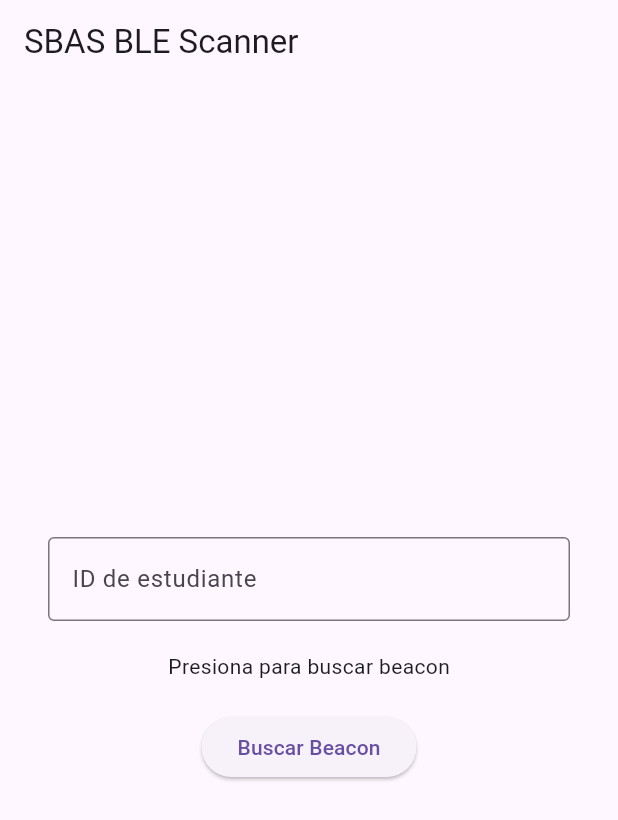
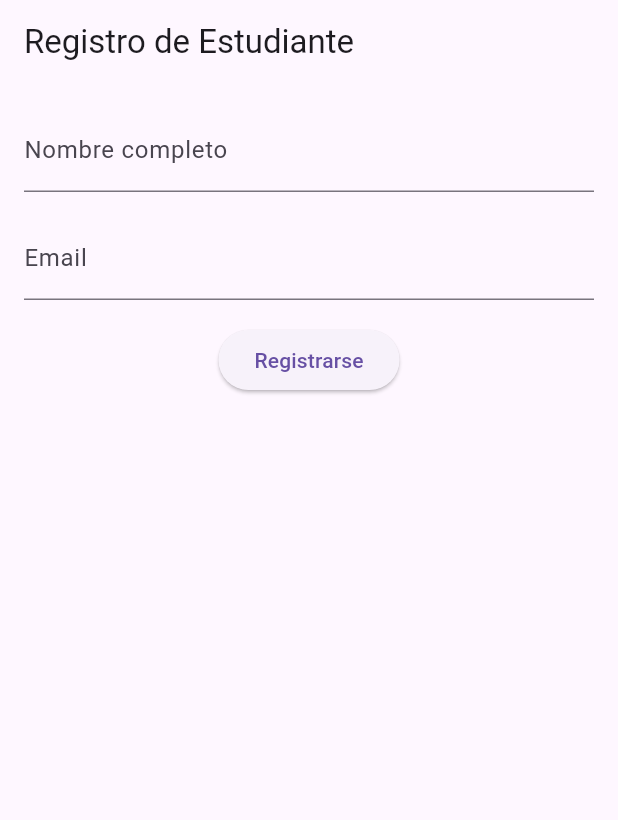
Before and after one commit to Hyos332/Smart-Beacon-Attendance-System-SBAS-, a Flutter app: the screen it shows after launch, on a phone screen of 412 x 824 dp. Shown: the top 820 px of the screen. Run offline on Flutter 3.47's test engine with Material 3 defaults, Android fonts, the phone set to English and light mode, and no system bars; our stand-ins replace shared_preferences.

Commit message:
feat: update student model to use Int for IDs, enhance registration with email validation, and create HomeScreen component

```diff
--- a/sbas/mobile_app/lib/main.dart
+++ b/sbas/mobile_app/lib/main.dart
@@ -1,66 +1,32 @@
-import 'dart:io' show Platform;
-import 'package:flutter/foundation.dart' show kIsWeb;
 import 'package:flutter/material.dart';
-import 'package:flutter_reactive_ble/flutter_reactive_ble.dart';
-import 'package:http/http.dart' as http;
-import 'dart:convert';
+import 'package:shared_preferences/shared_preferences.dart';
 import 'registro_estudiante.dart';
+import 'home.dart';
 
 void main() {
-  runApp(MaterialApp(
-    home: RegistroEstudiante(),
-    // Puedes agregar rutas aquí si tienes más pantallas
-  ));
+  runApp(MyApp());
 }
 
-class RegistroEstudiante extends StatelessWidget {
-  const RegistroEstudiante({super.key});
+class MyApp extends StatelessWidget {
+  const MyApp({super.key});
+
+  Future<bool> isRegistered() async {
+    final prefs = await SharedPreferences.getInstance();
+    return prefs.getString('studentId') != null;
+  }
 
   @override
   Widget build(BuildContext context) {
-    return Scaffold(
-      appBar: AppBar(title: const Text('SBAS BLE Scanner')),
-      body: Center(
-        child: Column(
-          mainAxisAlignment: MainAxisAlignment.center,
-          children: [
-            Padding(
-              padding: const EdgeInsets.symmetric(horizontal: 32.0),
-              child: TextField(
-                controller: TextEditingController(),
-                decoration: const InputDecoration(
-                  labelText: "ID de estudiante",
-                  border: OutlineInputBorder(),
-                ),
-              ),
-            ),
-            const SizedBox(height: 20),
-            Text("Presiona para buscar beacon"),
-            const SizedBox(height: 20),
-            ElevatedButton(
-              onPressed: () {
-                // Simulación para Windows/Web
-                if (kIsWeb || Platform.isWindows || Platform.isLinux || Platform.isMacOS) {
-                  Future.delayed(const Duration(seconds: 2), () {
-                    print("Simulación de beacon detectado");
-                  });
-                  return;
-                }
-
-                // BLE real para Android/iOS
-                flutterReactiveBle.scanForDevices(
-                  withServices: [Uuid.parse("12345678-1234-5678-1234-56789abcdef0")],
-                  scanMode: ScanMode.lowLatency,
-                ).listen((device) {
-                  print("Beacon detectado: ${device.name}");
-                }, onError: (err) {
-                  print("Error al escanear: ${err}");
-                });
-              },
-              child: const Text("Buscar Beacon"),
-            ),
-          ],
-        ),
+    return MaterialApp(
+      routes: {
+        '/home': (context) => HomeScreen(),
+      },
+      home: FutureBuilder<bool>(
+        future: isRegistered(),
+        builder: (context, snapshot) {
+          if (!snapshot.hasData) return Scaffold(body: Center(child: CircularProgressIndicator()));
+          return snapshot.data! ? HomeScreen() : RegistroEstudiante();
+        },
       ),
     );
   }
--- a/sbas/mobile_app/lib/registro_estudiante.dart
+++ b/sbas/mobile_app/lib/registro_estudiante.dart
@@ -11,25 +11,30 @@ class RegistroEstudiante extends StatefulWidget {
 
 class _RegistroEstudianteState extends State<RegistroEstudiante> {
   final TextEditingController _nameController = TextEditingController();
+  final TextEditingController _emailController = TextEditingController();
   String? _error;
 
   Future<void> _registrar() async {
     final name = _nameController.text.trim();
+    final email = _emailController.text.trim();
     if (name.length < 5) {
       setState(() => _error = "El nombre completo es requerido (mínimo 5 caracteres).");
+      return;
+    }
+    if (!email.contains("@")) {
+      setState(() => _error = "El email es requerido y debe ser válido.");
       return;
     }
     final response = await http.post(
       Uri.parse('http://localhost:3000/api/student/register'),
       headers: {'Content-Type': 'application/json'},
-      body: jsonEncode({'name': name}),
+      body: jsonEncode({'name': name, 'email': email}),
     );
     if (response.statusCode == 200) {
       final student = jsonDecode(response.body);
-      // Guarda el ID localmente
       final prefs = await SharedPreferences.getInstance();
       await prefs.setString('studentId', student['id'].toString());
-      // Navega a la pantalla principal (ejemplo)
+      // Puedes guardar también el nombre/email si lo necesitas
       Navigator.pushReplacementNamed(context, '/home');
     } else {
       setState(() => _error = "Error al registrar estudiante.");
@@ -48,6 +53,12 @@ class _RegistroEstudianteState extends State<RegistroEstudiante> {
               controller: _nameController,
               decoration: InputDecoration(labelText: 'Nombre completo'),
             ),
+            SizedBox(height: 16),
+            TextField(
+              controller: _emailController,
+              decoration: InputDecoration(labelText: 'Email'),
+              keyboardType: TextInputType.emailAddress,
+            ),
             if (_error != null) ...[
               SizedBox(height: 8),
               Text(_error!, style: TextStyle(color: Colors.red)),
```
Also changed, not shown: sbas/mobile_app/lib/home.dart (added, +15 -0 lines), 3 other files.
